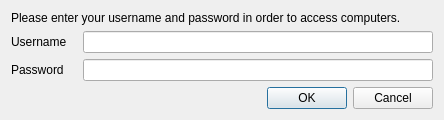
Old version of the form core/src/PasswordDialog.ui in the repository infolevishcoders-web/classwatch.
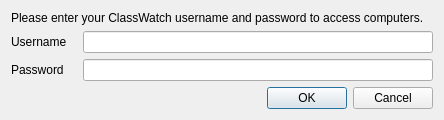
New version of the form. Icons and pictures are not drawn.

Commit message:
Rebrand remaining user-facing Veyon strings to ClassWatch
- PasswordDialog title/text: 'ClassWatch Logon'
- ConfigurationManager error strings
- MainWindow close warning

Generated with [Devin](https://devin.ai)

What changed in the file:
```diff
--- a/core/src/PasswordDialog.ui
+++ b/core/src/PasswordDialog.ui
@@ -13,7 +13,7 @@
    <item>
     <widget class="QLabel" name="label">
      <property name="text">
-      <string>Please enter your username and password in order to access computers.</string>
+      <string>Please enter your ClassWatch username and password to access computers.</string>
      </property>
      <property name="wordWrap">
       <bool>true</bool>
```
Left out of the diff: 2 changed lines with no effect on the pictures. The commit also changes 2 other files.
